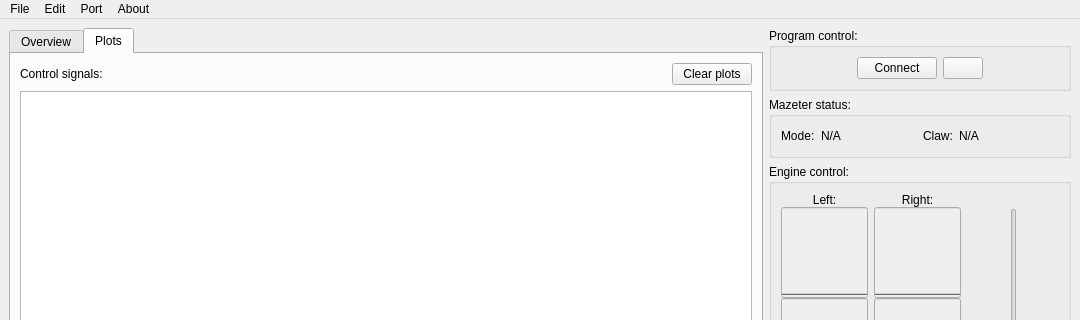
Before: the Qt Designer form forms/mainwindow.ui in Flooten/mazetercontrol, drawn with Qt 5; both pictures show x 0 to 1080 and y 0 to 320 of the 1080 by 700 pixel window.
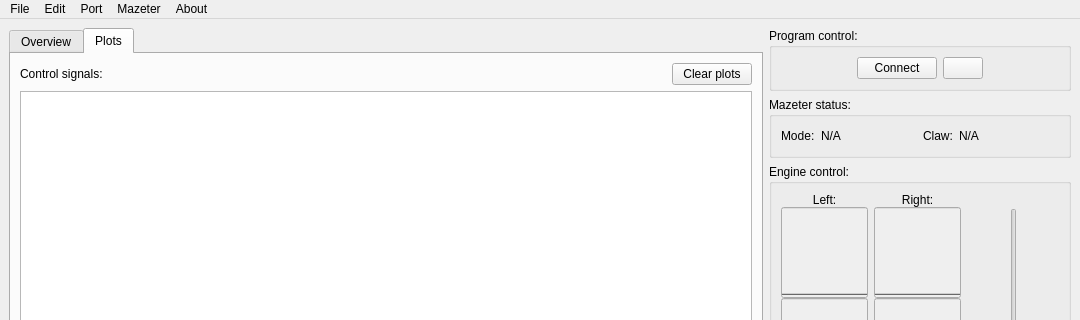
After: the same form once the commit is applied. Icons and pictures are not drawn.

Commit message: Bound Ctrl+A to abort

Patch:
```diff
--- a/forms/mainwindow.ui
+++ b/forms/mainwindow.ui
@@ -942,9 +942,16 @@
     <addaction name="actionOpenTerminal"/>
     <addaction name="actionExit"/>
    </widget>
+   <widget class="QMenu" name="menuMazeter">
+    <property name="title">
+     <string>Mazeter</string>
+    </property>
+    <addaction name="actionAbort"/>
+   </widget>
    <addaction name="menuFile"/>
    <addaction name="menuEdit"/>
    <addaction name="menuPort"/>
+   <addaction name="menuMazeter"/>
    <addaction name="menuAbout"/>
   </widget>
   <widget class="QStatusBar" name="statusbar"/>
```
Left out of the diff: 18 changed lines with no effect on the pictures. The commit also changes 1 other file.
